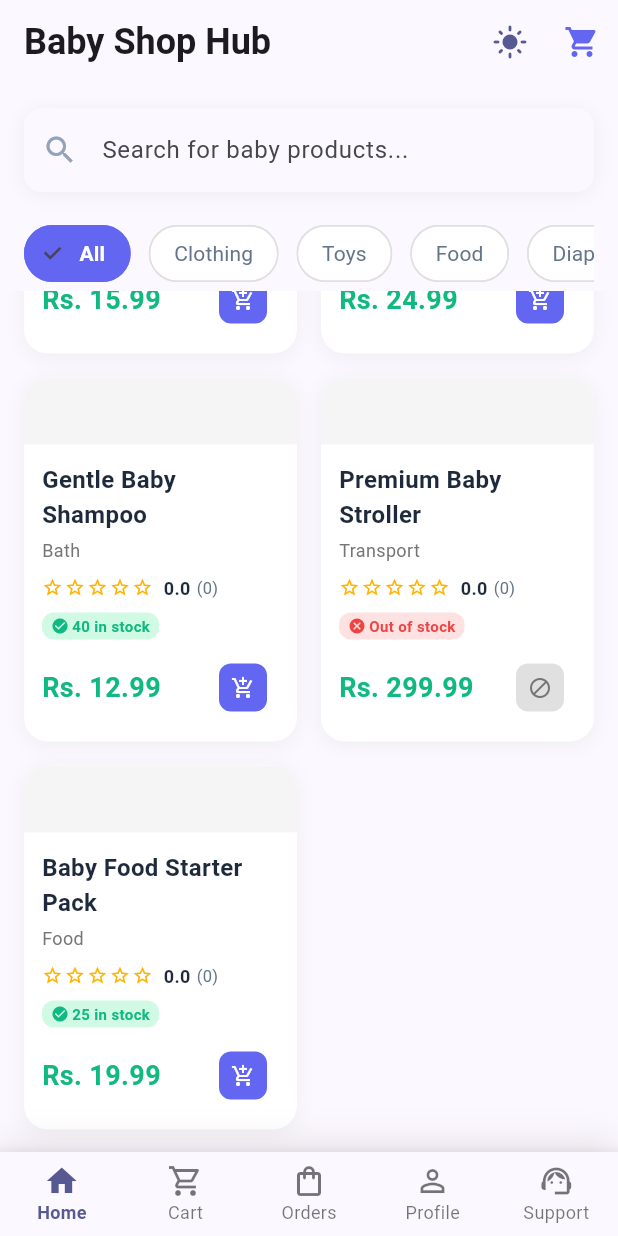
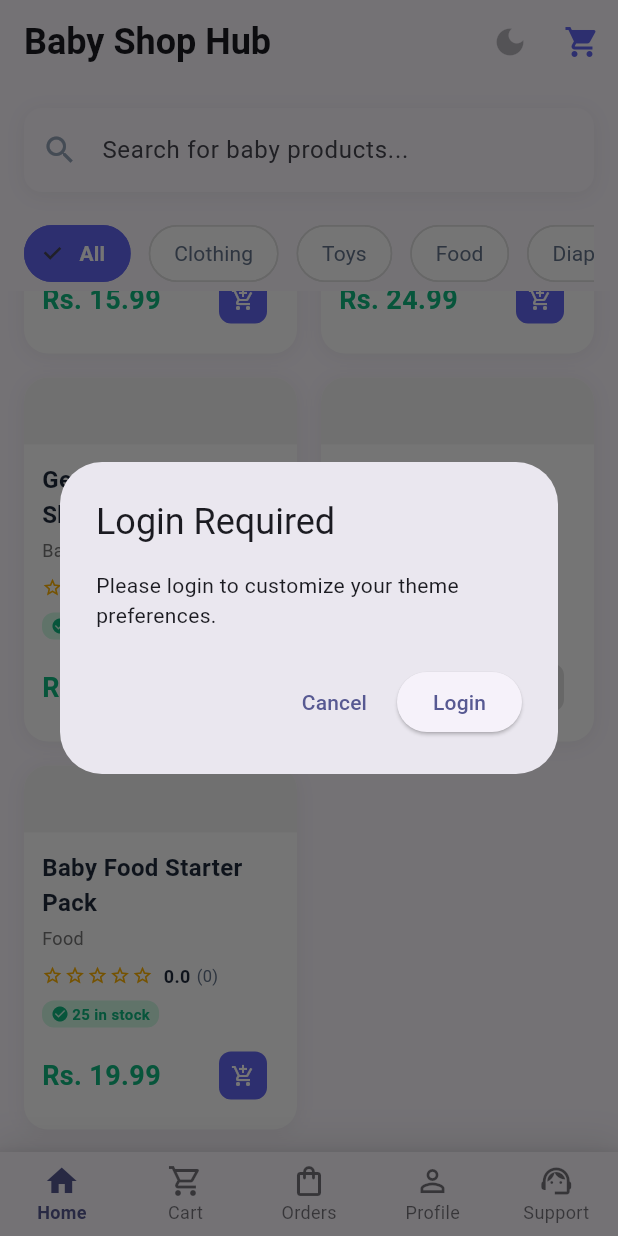
Before and after one commit to Jawad-ali0/Baby_Shop_Hub, a Flutter app: the screen it shows after launch, scrolled down 217 dp, after a tap on the "dark mode" icon, on a phone screen of 412 x 824 dp. Run offline on Flutter 3.47's test engine with Material 3 defaults, Android fonts, the phone set to English and light mode, and no system bars; our stand-ins replace cached_network_image, connectivity_plus, firebase_auth, firebase_core, firebase_database, firebase_storage and 2 more; accounts and stored records are empty; key blocks and very long unbroken strings in the code were emptied for the run.

Commit message:
Restrict theme toggle to logged-in users only and reset theme on logout

```diff
--- a/lib/screens/home/home_screen.dart
+++ b/lib/screens/home/home_screen.dart
@@ -75,6 +75,29 @@ class _HomeScreenState extends State<HomeScreen> {
     }
   }
 
+  void _showLoginRequiredDialog(BuildContext context) {
+    showDialog(
+      context: context,
+      builder: (context) => AlertDialog(
+        title: const Text('Login Required'),
+        content: const Text('Please login to customize your theme preferences.'),
+        actions: [
+          TextButton(
+            onPressed: () => Navigator.of(context).pop(),
+            child: const Text('Cancel'),
+          ),
+          ElevatedButton(
+            onPressed: () {
+              Navigator.of(context).pop();
+              Navigator.pushNamed(context, AppRouter.login);
+            },
+            child: const Text('Login'),
+          ),
+        ],
+      ),
+    );
+  }
+
   @override
   Widget build(BuildContext context) {
     return Scaffold(
@@ -92,17 +115,22 @@ class _HomeScreenState extends State<HomeScreen> {
           ),
         ),
         actions: [
-          Consumer<ThemeService>(
-            builder: (context, theme, _) {
+          Consumer2<ThemeService, AuthService>(
+            builder: (context, theme, auth, _) {
+              final isLoggedIn = auth.currentUser != null;
               return IconButton(
                 icon: Icon(
-                  theme.isDark ? Icons.light_mode : Icons.dark_mode,
-                  color: Theme.of(context).colorScheme.primary,
+                  theme.effectiveIsDark ? Icons.light_mode : Icons.dark_mode,
+                  color: isLoggedIn
+                      ? Theme.of(context).colorScheme.primary
+                      : Theme.of(context).colorScheme.onSurface.withOpacity(0.3),
                 ),
-                onPressed: () => theme.toggleDarkMode(),
-                tooltip: theme.isDark
-                    ? 'Switch to Light Mode'
-                    : 'Switch to Dark Mode',
+                onPressed: isLoggedIn
+                    ? () => theme.toggleDarkMode()
+                    : () => _showLoginRequiredDialog(context),
+                tooltip: isLoggedIn
+                    ? (theme.effectiveIsDark ? 'Switch to Light Mode' : 'Switch to Dark Mode')
+                    : 'Login required to change theme',
               );
             },
           ),
--- a/lib/screens/profile/profile_management_screen.dart
+++ b/lib/screens/profile/profile_management_screen.dart
@@ -453,6 +453,11 @@ class ProfileManagementScreen extends StatelessWidget {
             TextButton(
               onPressed: () async {
                 Navigator.of(context).pop();
+
+                // Reset theme to default before signing out
+                final themeService = context.read<ThemeService>();
+                await themeService.resetToDefault();
+
                 await auth.signOut();
                 if (context.mounted) {
                   Navigator.pushReplacementNamed(context, AppRouter.home);
--- a/lib/services/auth_service.dart
+++ b/lib/services/auth_service.dart
@@ -5,6 +5,7 @@ import 'package:flutter/material.dart';
 import '../models/user.dart';
 import 'cart_service.dart';
 import 'order_service.dart';
+import 'theme_service.dart';
 
 class AuthService extends ChangeNotifier {
   final FirebaseAuth _auth = FirebaseAuth.instance;
```
Also changed, not shown: lib/services/theme_service.dart (+13 -0 lines).
